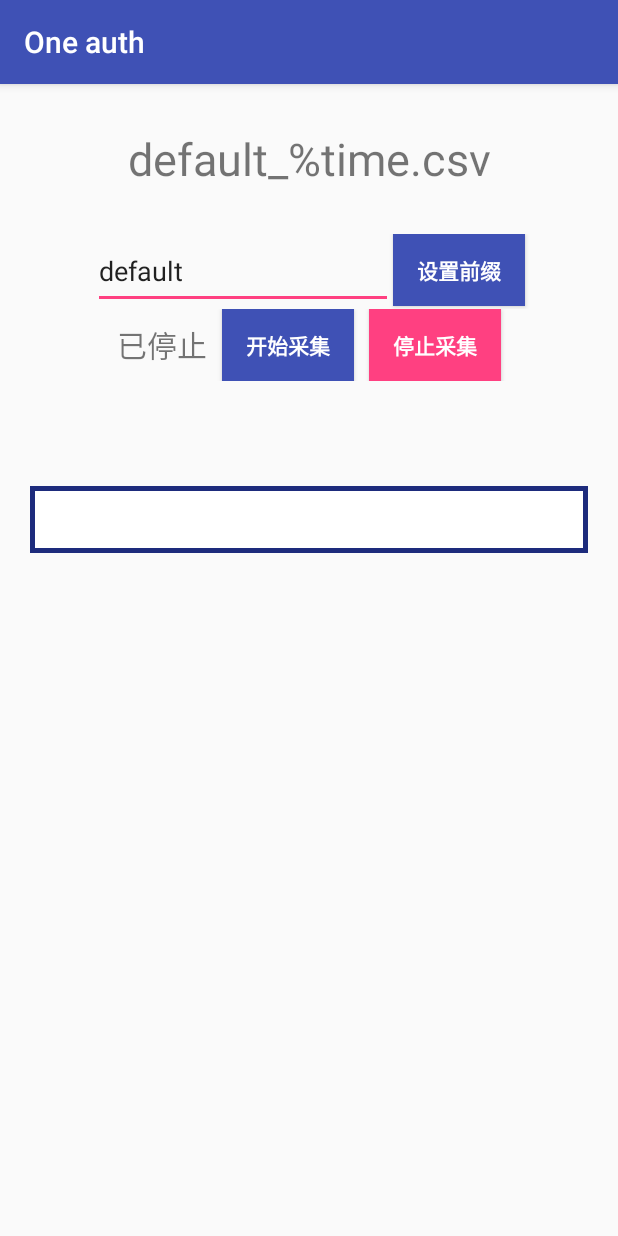
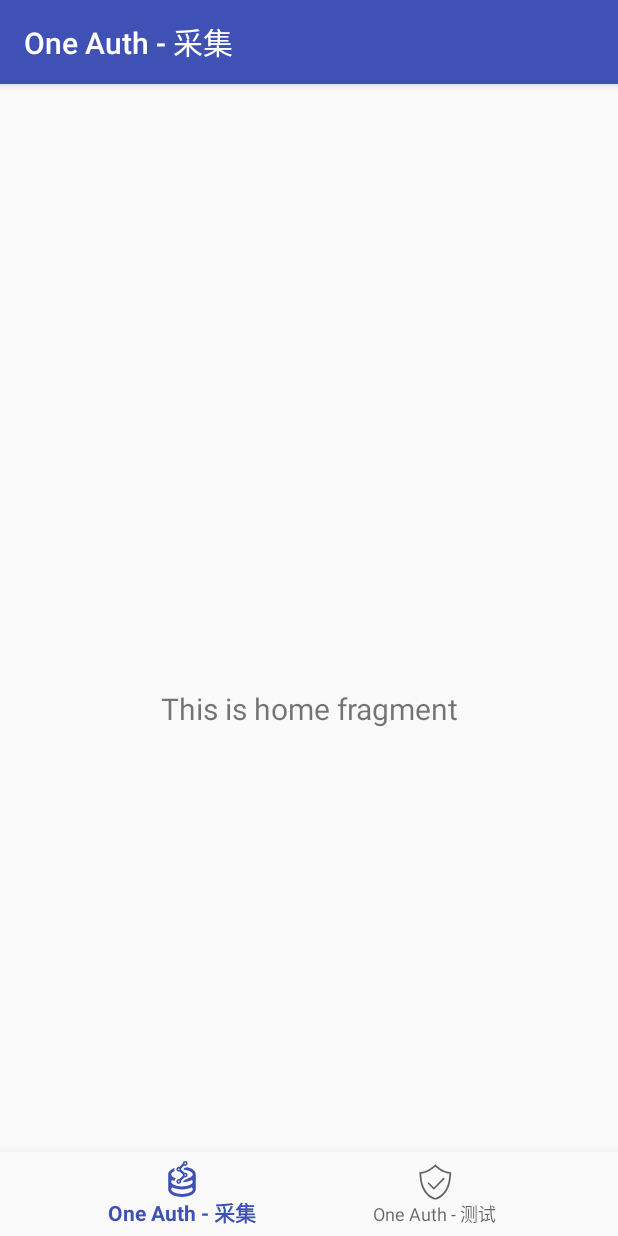
Before and after one commit to liziwl/Mobile-project, an Android app: the screen it shows after launch (MainActivity before the commit, Main2Activity after it), on a phone screen of 412 x 824 dp. Run offline under Robolectric (Android 15) with nearby library versions, the phone set to English and light mode, and no system bars; our stand-ins replace navigation-ui.

Commit message:
add a page

```diff
--- a/SenseLFlip/SenseFlip/build.gradle
+++ b/SenseLFlip/SenseFlip/build.gradle
@@ -24,6 +24,10 @@ dependencies {
     implementation 'com.android.support:appcompat-v7:28.0.0'
     implementation 'com.android.support.constraint:constraint-layout:1.1.3'
     implementation 'org.apache.commons:commons-csv:1.8'
+    implementation 'com.android.support:design:28.0.0'
+    implementation 'android.arch.navigation:navigation-fragment:1.0.0'
+    implementation 'android.arch.navigation:navigation-ui:1.0.0'
+    implementation 'android.arch.lifecycle:extensions:1.1.1'
     testImplementation 'junit:junit:4.13'
     androidTestImplementation 'com.android.support.test:runner:1.0.2'
     androidTestImplementation 'com.android.support.test.espresso:espresso-core:3.0.2'
--- /dev/null
+++ b/SenseLFlip/SenseFlip/src/main/java/com/liziwl/senseflip/Main2Activity.java
@@ -0,0 +1,29 @@
+package com.liziwl.senseflip;
+
+import android.os.Bundle;
+import android.support.design.widget.BottomNavigationView;
+import android.support.v7.app.AppCompatActivity;
+
+import androidx.navigation.NavController;
+import androidx.navigation.Navigation;
+import androidx.navigation.ui.AppBarConfiguration;
+import androidx.navigation.ui.NavigationUI;
+
+public class Main2Activity extends AppCompatActivity {
+
+    @Override
+    protected void onCreate(Bundle savedInstanceState) {
+        super.onCreate(savedInstanceState);
+        setContentView(R.layout.activity_main2);
+        BottomNavigationView navView = findViewById(R.id.nav_view);
+        // Passing each menu ID as a set of Ids because each
+        // menu should be considered as top level destinations.
+        AppBarConfiguration appBarConfiguration = new AppBarConfiguration.Builder(
+                R.id.navigation_collect, R.id.navigation_test)
+                .build();
+        NavController navController = Navigation.findNavController(this, R.id.nav_host_fragment);
+        NavigationUI.setupActionBarWithNavController(this, navController, appBarConfiguration);
+        NavigationUI.setupWithNavController(navView, navController);
+    }
+
+}
--- /dev/null
+++ b/SenseLFlip/SenseFlip/src/main/java/com/liziwl/senseflip/ui/Collect/CollectFragment.java
@@ -0,0 +1,34 @@
+package com.liziwl.senseflip.ui.Collect;
+
+import android.os.Bundle;
+import android.view.LayoutInflater;
+import android.view.View;
+import android.view.ViewGroup;
+import android.widget.TextView;
+import android.support.annotation.NonNull;
+import android.support.annotation.Nullable;
+import android.support.v4.app.Fragment;
+import android.arch.lifecycle.Observer;
+import android.arch.lifecycle.ViewModelProviders;
+
+import com.liziwl.senseflip.R;
+
+public class CollectFragment extends Fragment {
+
+    private CollectViewModel collectViewModel;
+
+    public View onCreateView(@NonNull LayoutInflater inflater,
+                             ViewGroup container, Bundle savedInstanceState) {
+        collectViewModel =
+                ViewModelProviders.of(this).get(CollectViewModel.class);
+        View root = inflater.inflate(R.layout.fragment_collect, container, false);
+        final TextView textView = root.findViewById(R.id.text_home);
+        collectViewModel.getText().observe(getViewLifecycleOwner(), new Observer<String>() {
+            @Override
+            public void onChanged(@Nullable String s) {
+                textView.setText(s);
+            }
+        });
+        return root;
+    }
+}
--- /dev/null
+++ b/SenseLFlip/SenseFlip/src/main/java/com/liziwl/senseflip/ui/Collect/CollectViewModel.java
@@ -0,0 +1,19 @@
+package com.liziwl.senseflip.ui.Collect;
+
+import android.arch.lifecycle.LiveData;
+import android.arch.lifecycle.MutableLiveData;
+import android.arch.lifecycle.ViewModel;
+
+public class CollectViewModel extends ViewModel {
+
+    private MutableLiveData<String> mText;
+
+    public CollectViewModel() {
+        mText = new MutableLiveData<>();
+        mText.setValue("This is home fragment");
+    }
+
+    public LiveData<String> getText() {
+        return mText;
+    }
+}
--- /dev/null
+++ b/SenseLFlip/SenseFlip/src/main/res/layout/activity_main2.xml
@@ -0,0 +1,33 @@
+<?xml version="1.0" encoding="utf-8"?>
+<android.support.constraint.ConstraintLayout xmlns:android="http://schemas.android.com/apk/res/android"
+    xmlns:app="http://schemas.android.com/apk/res-auto"
+    android:id="@+id/container"
+    android:layout_width="match_parent"
+    android:layout_height="match_parent"
+    android:paddingTop="?attr/actionBarSize">
+
+    <android.support.design.widget.BottomNavigationView
+        android:id="@+id/nav_view"
+        android:layout_width="0dp"
+        android:layout_height="wrap_content"
+        android:layout_marginStart="0dp"
+        android:layout_marginEnd="0dp"
+        android:background="?android:attr/windowBackground"
+        app:layout_constraintBottom_toBottomOf="parent"
+        app:layout_constraintLeft_toLeftOf="parent"
+        app:layout_constraintRight_toRightOf="parent"
+        app:menu="@menu/bottom_nav_menu" />
+
+    <fragment
+        android:id="@+id/nav_host_fragment"
+        android:name="androidx.navigation.fragment.NavHostFragment"
+        android:layout_width="match_parent"
+        android:layout_height="match_parent"
+        app:defaultNavHost="true"
+        app:layout_constraintBottom_toTopOf="@id/nav_view"
+        app:layout_constraintLeft_toLeftOf="parent"
+        app:layout_constraintRight_toRightOf="parent"
+        app:layout_constraintTop_toTopOf="parent"
+        app:navGraph="@navigation/mobile_navigation" />
+
+</android.support.constraint.ConstraintLayout>
--- /dev/null
+++ b/SenseLFlip/SenseFlip/src/main/res/layout/fragment_collect.xml
@@ -0,0 +1,22 @@
+<?xml version="1.0" encoding="utf-8"?>
+<android.support.constraint.ConstraintLayout xmlns:android="http://schemas.android.com/apk/res/android"
+    xmlns:app="http://schemas.android.com/apk/res-auto"
+    xmlns:tools="http://schemas.android.com/tools"
+    android:layout_width="match_parent"
+    android:layout_height="match_parent"
+    tools:context=".ui.Collect.CollectFragment">
+
+    <TextView
+        android:id="@+id/text_home"
+        android:layout_width="match_parent"
+        android:layout_height="wrap_content"
+        android:layout_marginStart="8dp"
+        android:layout_marginTop="8dp"
+        android:layout_marginEnd="8dp"
+        android:textAlignment="center"
+        android:textSize="20sp"
+        app:layout_constraintBottom_toBottomOf="parent"
+        app:layout_constraintEnd_toEndOf="parent"
+        app:layout_constraintStart_toStartOf="parent"
+        app:layout_constraintTop_toTopOf="parent" />
+</android.support.constraint.ConstraintLayout>
--- /dev/null
+++ b/SenseLFlip/SenseFlip/src/main/res/menu/bottom_nav_menu.xml
@@ -0,0 +1,14 @@
+<?xml version="1.0" encoding="utf-8"?>
+<menu xmlns:android="http://schemas.android.com/apk/res/android">
+
+    <item
+        android:id="@+id/navigation_collect"
+        android:icon="@drawable/ic_add"
+        android:title="@string/title_collect" />
+
+    <item
+        android:id="@+id/navigation_test"
+        android:icon="@drawable/ic_test"
+        android:title="@string/title_testBoard" />
+
+</menu>
--- /dev/null
+++ b/SenseLFlip/SenseFlip/src/main/res/navigation/mobile_navigation.xml
@@ -0,0 +1,20 @@
+<?xml version="1.0" encoding="utf-8"?>
+<navigation xmlns:android="http://schemas.android.com/apk/res/android"
+    xmlns:app="http://schemas.android.com/apk/res-auto"
+    xmlns:tools="http://schemas.android.com/tools"
+    android:id="@+id/mobile_navigation"
+    app:startDestination="@+id/navigation_collect">
+
+    <fragment
+        android:id="@+id/navigation_collect"
+        android:name="com.liziwl.senseflip.ui.Collect.CollectFragment"
+        android:label="@string/title_collect"
+        tools:layout="@layout/fragment_collect" />
+
+    <fragment
+        android:id="@+id/navigation_test"
+        android:name="com.liziwl.senseflip.ui.testBoard.TestBoardFragment"
+        android:label="@string/title_testBoard"
+        tools:layout="@layout/fragment_testboard" />
+
+</navigation>
--- /dev/null
+++ b/SenseLFlip/SenseFlip/src/main/res/values/dimens.xml
@@ -0,0 +1,5 @@
+<resources>
+    <!-- Default screen margins, per the Android Design guidelines. -->
+    <dimen name="activity_horizontal_margin">16dp</dimen>
+    <dimen name="activity_vertical_margin">16dp</dimen>
+</resources>
--- a/SenseLFlip/SenseFlip/src/main/res/values/strings.xml
+++ b/SenseLFlip/SenseFlip/src/main/res/values/strings.xml
@@ -8,4 +8,8 @@
     <string name="stopped">已停止</string>
     <string name="running">正录制</string>
 
+    <string name="title_activity_main2">One Auth</string>
+    <string name="title_collect">One Auth - 采集</string>
+    <string name="title_testBoard">One Auth - 测试</string>
+
 </resources>
```
Also changed, not shown: SenseLFlip/SenseFlip/src/main/AndroidManifest.xml (+9 -2 lines), SenseLFlip/SenseFlip/src/main/java/com/liziwl/senseflip/ui/testBoard/TestBoardFragment.java (added, +34 -0 lines), SenseLFlip/SenseFlip/src/main/java/com/liziwl/senseflip/ui/testBoard/TestBoardViewModel.java (added, +19 -0 lines), SenseLFlip/SenseFlip/src/main/res/drawable/ic_dashboard_black_24dp.xml (added, +9 -0 lines), SenseLFlip/SenseFlip/src/main/res/drawable/ic_home_black_24dp.xml (added, +9 -0 lines), SenseLFlip/SenseFlip/src/main/res/drawable/ic_notifications_black_24dp.xml (added, +9 -0 lines), SenseLFlip/SenseFlip/src/main/res/layout/fragment_testboard.xml (added, +22 -0 lines).
